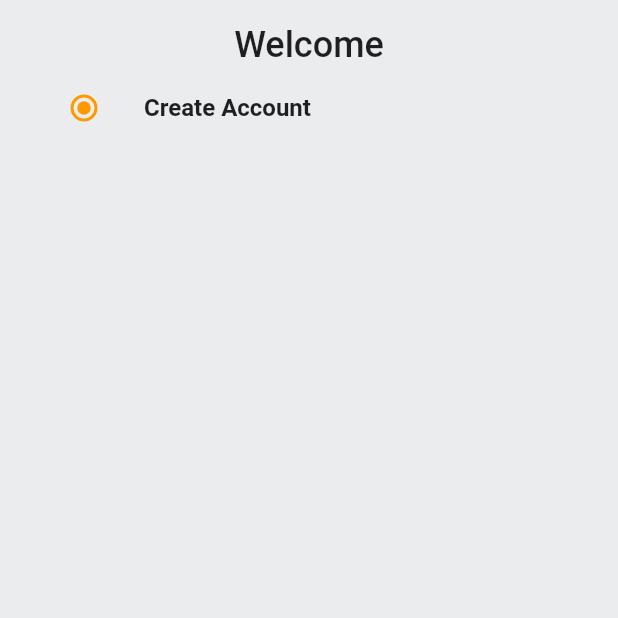
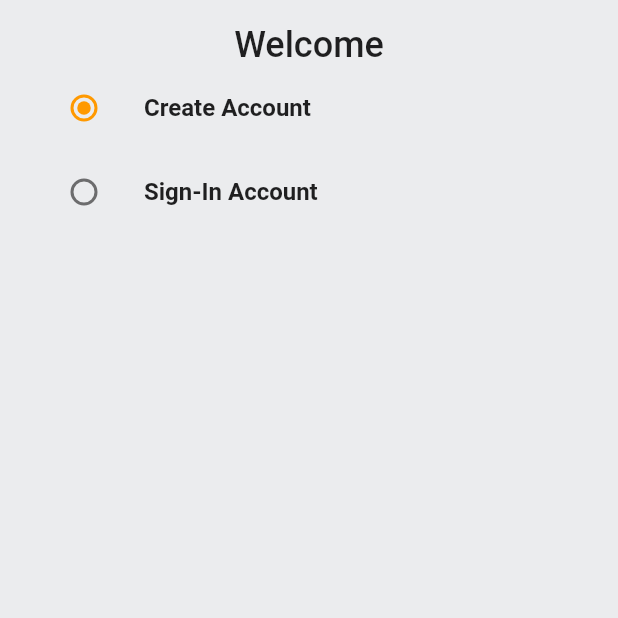
Before and after one commit to srivnaman/Flutter-App, a Flutter app: the screen it shows after launch, on a phone screen of 412 x 824 dp, the top half of it. Run offline on Flutter 3.47's test engine with Material 2 defaults, Android fonts, the phone set to English and light mode, and no system bars.

Commit message:
edited Auth Screen

```diff
--- a/practice_app/lib/features/auth/screens/auth_screen.dart
+++ b/practice_app/lib/features/auth/screens/auth_screen.dart
@@ -1,13 +1,13 @@
 import 'package:flutter/material.dart';
 import 'package:practice_app/constants/global_variables.dart';
 
-enum Auth{
+enum Auth {
   signin,
   signup,
 }
 
 class AuthScreen extends StatefulWidget {
-  static const String routeName='auth-screen';
+  static const String routeName = 'auth-screen';
   const AuthScreen({super.key});
 
   @override
@@ -17,44 +17,57 @@ class AuthScreen extends StatefulWidget {
 class _AuthScreenState extends State<AuthScreen> {
   Auth _auth = Auth.signup;
 
-
   @override
   Widget build(BuildContext context) {
-
     return Scaffold(
       backgroundColor: GlobalVariables.greyBackgroundCOlor,
       body: SafeArea(
           child: Padding(
         padding: const EdgeInsets.all(16.0),
         child: Column(
-
           children: [
-              const Text("Welcome",
-              style: TextStyle(
-                fontSize: 24,
-                fontWeight: FontWeight.w500
-
-              ),),
+            const Text(
+              "Welcome",
+              style: TextStyle(fontSize: 24, fontWeight: FontWeight.w500),
+            ),
+            //List Tile for Signin Radio Button
             ListTile(
-                title: const Text("Create Account",
+              title: const Text(
+                "Create Account",
                 style: TextStyle(
                   fontSize: 16,
                   fontWeight: FontWeight.bold,
-
                 ),
               ),
               leading: Radio(
                 activeColor: GlobalVariables.secondaryColor,
                 value: Auth.signup,
                 groupValue: _auth,
-                  onChanged:((Auth? val) {
+                onChanged: ((Auth? val) {
                   _auth = val!;
-                  }) ,),
-
+                }),
+              ),
+            ),
+            ListTile(
+              title: const Text(
+                "Sign-In Account",
+                style: TextStyle(
+                  fontSize: 16,
+                  fontWeight: FontWeight.bold,
+                ),
+              ),
+              leading: Radio(
+                activeColor: GlobalVariables.secondaryColor,
+                value: Auth.signin,
+                groupValue: _auth,
+                onChanged: ((Auth? val) {
+                  _auth = val!;
+                }),
+              ),
             )
           ],
         ),
-        ) ),
+      )),
     );
   }
 }
```
Lines whose indentation alone changed are shown as unchanged.
